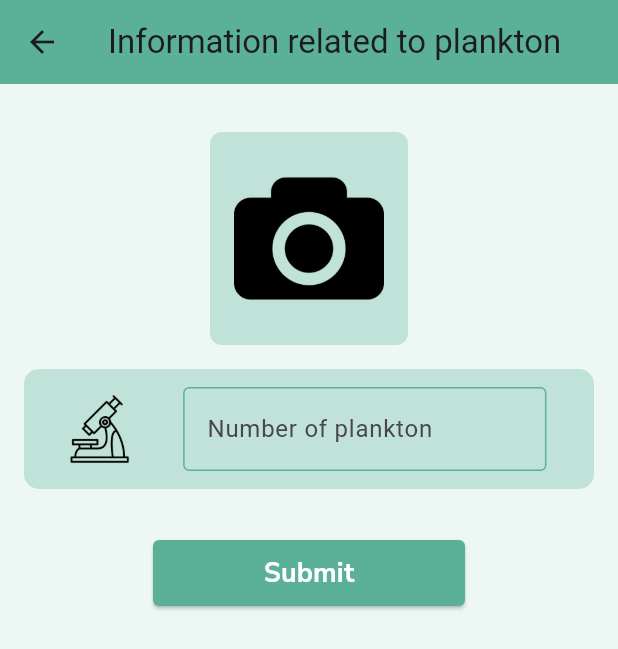
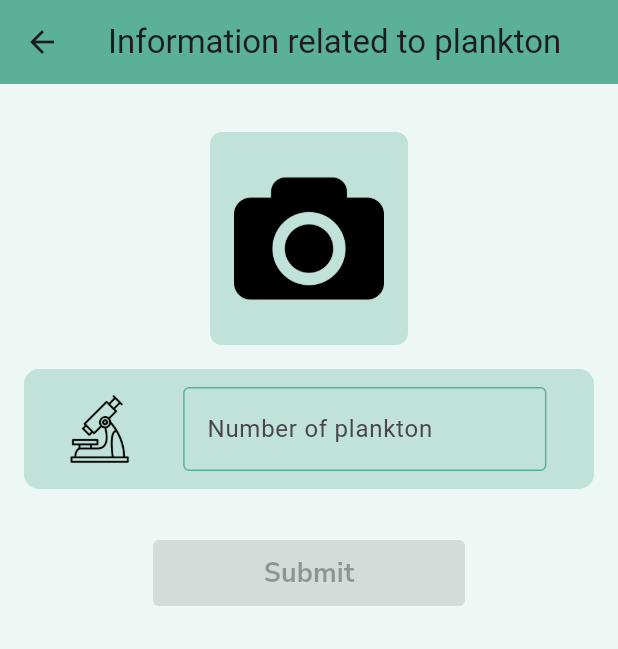
Before and after one commit to mainul99m/nano-doap-c4cem, a Flutter app: the PlanktonDataInputScreen screen opened directly, on a phone screen of 412 x 824 dp. Shown: the top 649 px of the screen. Run offline on Flutter 3.47's test engine with Material 3 defaults, Android fonts, the light colour scheme and no system bars; our stand-ins replace dots_indicator, geolocator, get, google_fonts, image_picker, lottie and 2 more; missing offline and left inert: dart:ffi; accounts and stored records are empty.

Commit message:
Update image picker

```diff
--- a/lib/views/plankton_data_input_screen.dart
+++ b/lib/views/plankton_data_input_screen.dart
@@ -1,14 +1,12 @@
-import 'dart:io';
-
 import 'package:flutter/material.dart';
 import 'package:get/get.dart';
 import 'package:nano_doap_c4cem/controllers/plankton_data_input_screen_controller.dart';
 import 'package:nano_doap_c4cem/utils/app_colors.dart';
 import 'package:nano_doap_c4cem/views/components/app_button.dart';
 import 'package:nano_doap_c4cem/views/components/custom_appbar.dart';
+import 'package:nano_doap_c4cem/views/components/image_capture_widget.dart';
 import 'package:nano_doap_c4cem/views/stylesheets/padding_stylesheet.dart';
 import 'package:nano_doap_c4cem/views/stylesheets/spacing_style.dart';
-
 import 'components/app_text_field.dart';
 
 class PlanktonDataInputScreen extends StatelessWidget {
@@ -29,34 +27,10 @@ class PlanktonDataInputScreen extends StatelessWidget {
             crossAxisAlignment: CrossAxisAlignment.center,
             mainAxisAlignment: MainAxisAlignment.center,
             children: [
-              Obx(()=> Visibility(
-                visible: controller.imagePath.isNotEmpty,
-                child: ClipRRect(
-                  borderRadius: BorderRadius.circular(16),
-                  child: Image.file(
-                    File(controller.imagePath.value),
-                    height: Get.height * 0.35,
-                  ),
-                )
+              Obx(()=>ImageCaptureWidget(
+                imagePath: controller.imagePath.value,
+                onCameraButtonPressed: controller.cameraButtonPressed
               )),
-              Spacing.height16,
-              InkWell(
-                onTap: controller.cameraButtonPressed,
-                child: Container(
-                  decoration: BoxDecoration(
-                    color: AppColors.secondaryBrightColor,
-                    borderRadius: BorderRadius.circular(8),
-                  ),
-                  child: Obx(()=>Padding(
-                    padding: controller.imagePath.isNotEmpty ? PaddingStyle.all8 : PaddingStyle.all16,
-                    child: Image.asset(
-                      'assets/icons/ic_camera.png',
-                      width: controller.imagePath.isNotEmpty ?  50:100,
-                      height: controller.imagePath.isNotEmpty ? 55:110,
-                    ),
-                  )),
-                ),
-              ),
               Spacing.height16,
               AppTextField(
                 leadingIcon: 'assets/icons/ic_microscope.png',
@@ -66,10 +40,10 @@ class PlanktonDataInputScreen extends StatelessWidget {
                 controller: controller.numberOfPlanktonController,
               ),
               Spacing.height32,
-              AppButton(
+              Obx(()=>AppButton(
                 title: 'Submit',
-                onPressed: (){},
-              )
+                onPressed: controller.imagePath.isNotEmpty ? (){} : null,
+              ))
             ],
           ),
         ),
```
Also changed, not shown: lib/views/fish_data_input_screen.dart (+8 -20 lines), lib/views/plastic_data_input_screen.dart (+4 -29 lines).
